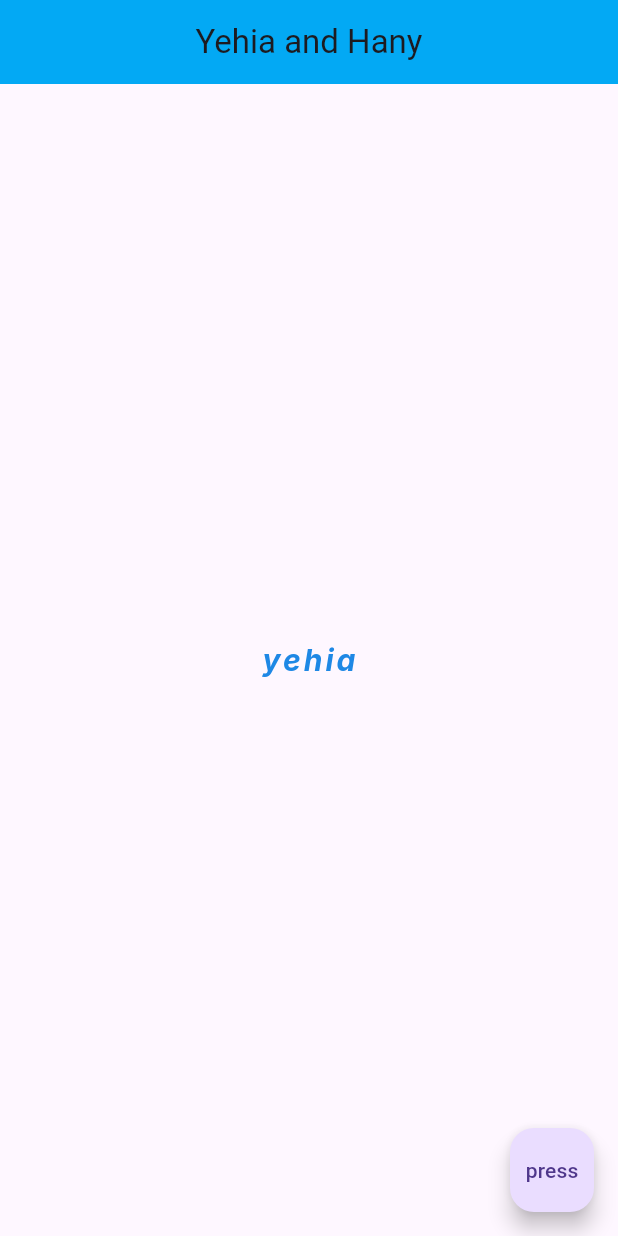
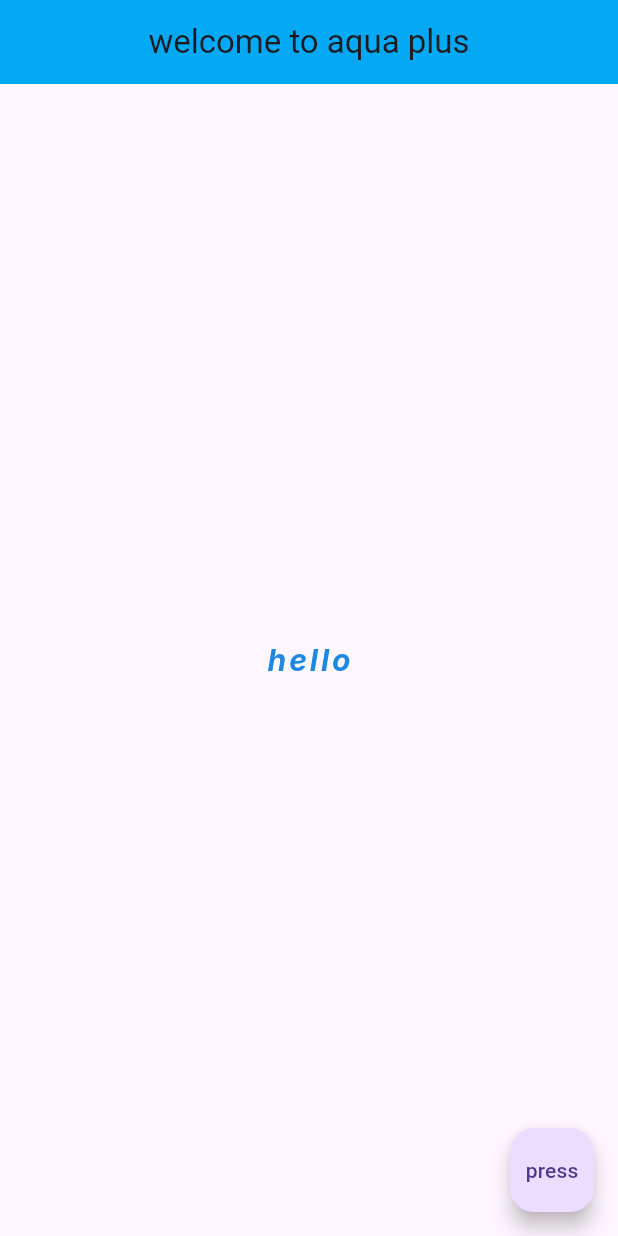
Before and after one commit to MohamedMohamady125/updatedproject, a Flutter app: the screen it shows after launch, on a phone screen of 412 x 824 dp. Run offline on Flutter 3.47's test engine with Material 3 defaults, Android fonts, the phone set to English and light mode, and no system bars.

Commit message:
Initial commit

```diff
--- a/lib/main.dart
+++ b/lib/main.dart
@@ -3,13 +3,13 @@ import 'package:flutter/material.dart';
 void main() => runApp(MaterialApp(
       home: Scaffold(
         appBar: AppBar(
-          title: Text('Yehia and Hany'),
+          title: Text('welcome to aqua plus'),
           centerTitle: true,
           backgroundColor: Colors.lightBlue,
         ),
         body: Center(
           child: Text(
-            'yehia',
+            'hello',
             style: TextStyle(
               fontSize: 20.0,
               fontWeight: FontWeight.bold,
```
